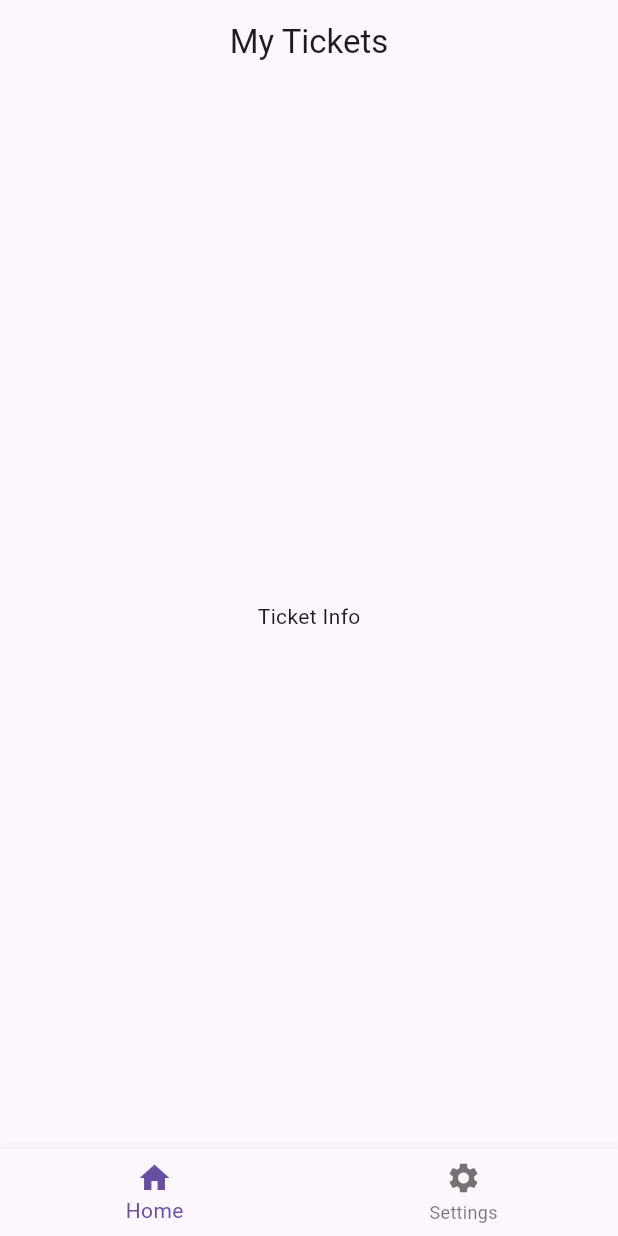
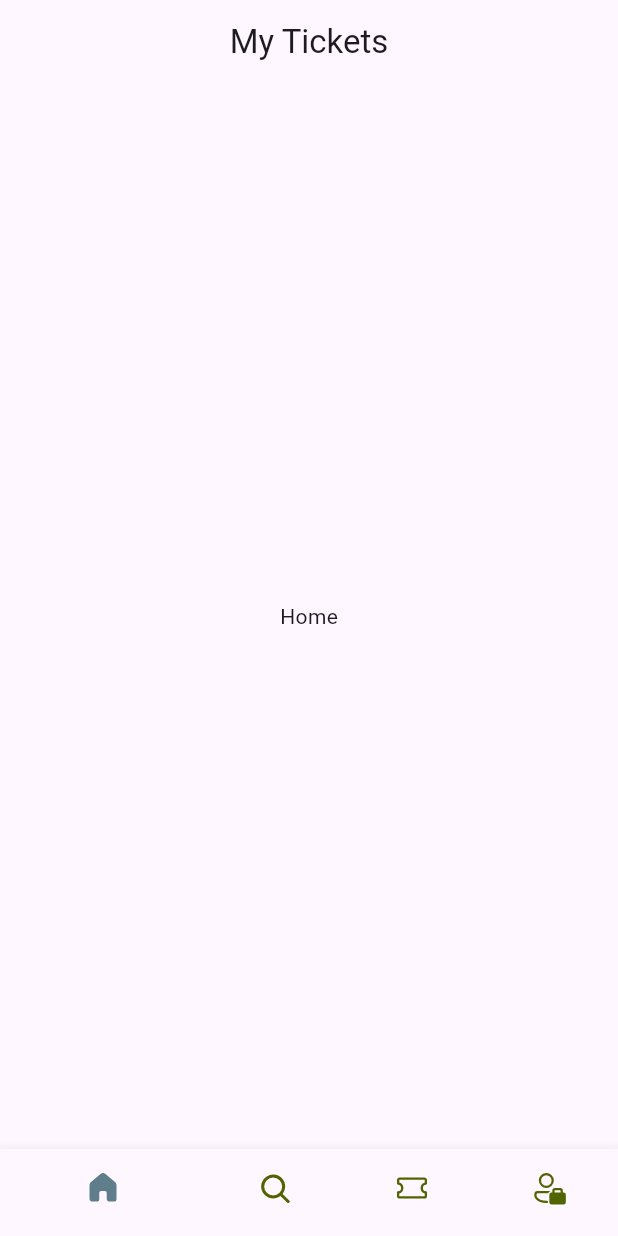
Before and after one commit to aghoneim2/fakeToGo, a Flutter app: the screen it shows after launch, on a phone screen of 412 x 824 dp. Run offline on Flutter 3.47's test engine with Material 3 defaults, Android fonts, the phone set to English and light mode, and no system bars; our stand-ins replace fluentui_icons.

Commit message:
Installed FluentSystemIcons, loading different "pages" based on widget selected

```diff
--- a/lib/components/bottom_nav_bar.dart
+++ b/lib/components/bottom_nav_bar.dart
@@ -1,3 +1,4 @@
+import 'package:fluentui_icons/fluentui_icons.dart';
 import 'package:flutter/material.dart';
 
 class BottomNavBar extends StatefulWidget {
@@ -8,6 +9,14 @@ class BottomNavBar extends StatefulWidget {
 }
 
 class _BottomNavBarState extends State<BottomNavBar> {
+  //list of app icons/screens
+  final appScreens = [
+    const Center(child: Text("Home")),
+    const Center(child: Text("Search")),
+    const Center(child: Text("Tickets")),
+    const Center(child: Text("Profile")),
+  ];
+
   @override
   Widget build(BuildContext context) {
     return Scaffold(
@@ -16,14 +25,29 @@ class _BottomNavBarState extends State<BottomNavBar> {
           child: Text("My Tickets"),
         ),
       ),
-      body: const Center(
-        child: Text("Ticket Info"),
-      ),
+      body: appScreens[0],
       bottomNavigationBar: BottomNavigationBar(
+        selectedItemColor: Colors.blueGrey,
+        showSelectedLabels: false,
+        unselectedItemColor: const Color(0xff526400),
         items: const [
-          BottomNavigationBarItem(icon: Icon(Icons.home), label: "Home"),
           BottomNavigationBarItem(
-              icon: Icon(Icons.settings), label: "Settings"),
+              icon: Icon(FluentSystemIcons.ic_fluent_home_regular),
+              activeIcon: Icon(FluentSystemIcons.ic_fluent_home_filled),
+              label: "Home"),
+          BottomNavigationBarItem(
+              icon: Icon(FluentSystemIcons.ic_fluent_search_filled),
+              activeIcon: Icon(FluentSystemIcons.ic_fluent_search_filled),
+              label: "Search"),
+          BottomNavigationBarItem(
+              icon: Icon(FluentSystemIcons.ic_fluent_ticket_regular),
+              activeIcon: Icon(FluentSystemIcons.ic_fluent_ticket_filled),
+              label: "Tickets"),
+          BottomNavigationBarItem(
+              icon: Icon(FluentSystemIcons.ic_fluent_person_accounts_regular),
+              activeIcon:
+                  Icon(FluentSystemIcons.ic_fluent_person_accounts_filled),
+              label: "Profile"),
         ],
       ),
     );
--- a/pubspec.yaml
+++ b/pubspec.yaml
@@ -35,6 +35,7 @@ dependencies:
   # The following adds the Cupertino Icons font to your application.
   # Use with the CupertinoIcons class for iOS style icons.
   cupertino_icons: ^1.0.8
+  fluentui_icons: ^1.0.0
 
 dev_dependencies:
   flutter_test:
```
Also changed, not shown: pubspec.lock.
